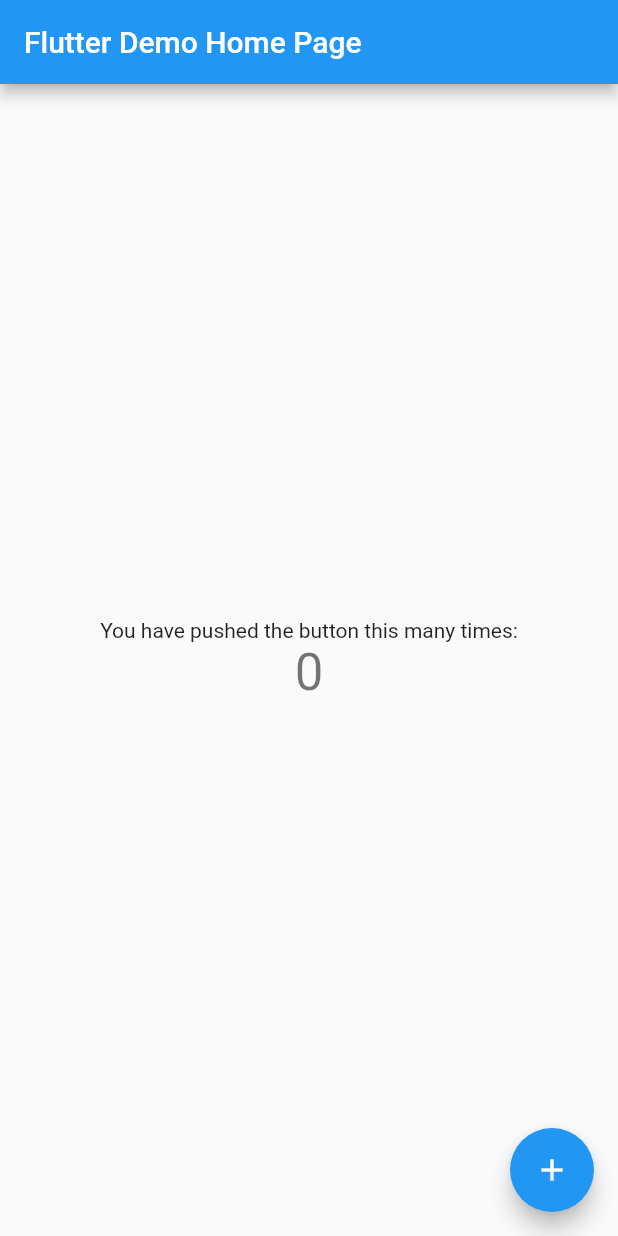
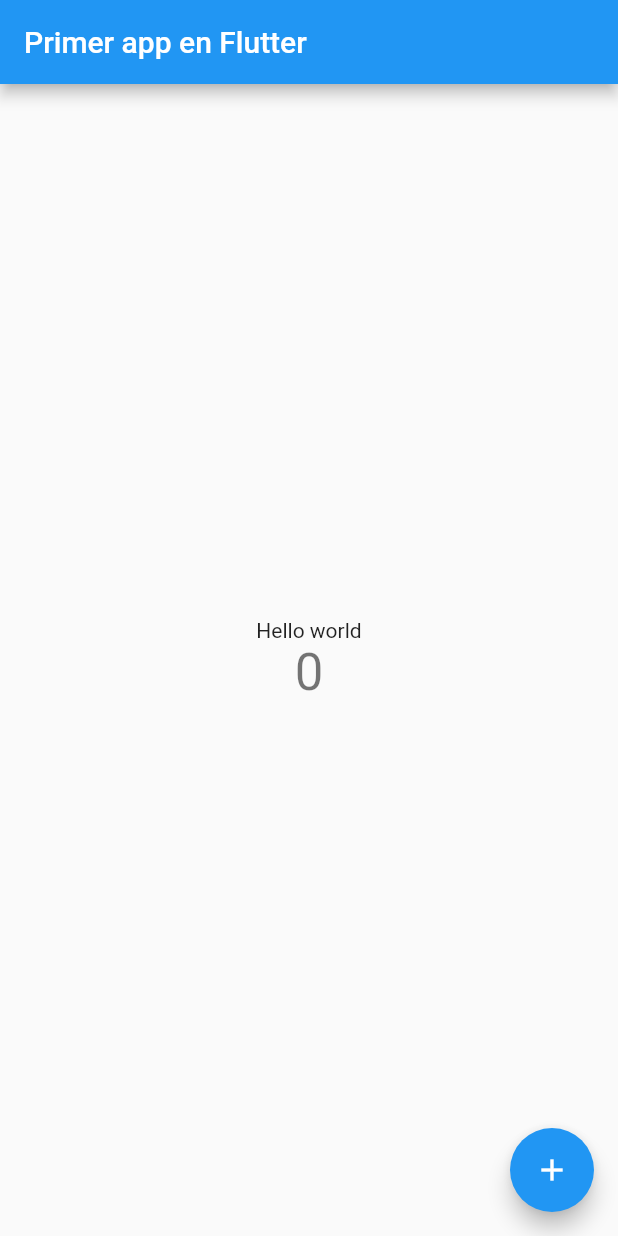
Before and after one commit to matisaffirio96/Flutter_Apps_UDM, a Flutter app: the screen it shows after launch, on a phone screen of 412 x 824 dp. Run offline on Flutter 3.47's test engine with Material 2 defaults, Android fonts, the phone set to English and light mode, and no system bars.

Commit message:
hot_reload

```diff
--- a/Proyecto_VS/primera_app_vs/lib/main.dart
+++ b/Proyecto_VS/primera_app_vs/lib/main.dart
@@ -22,7 +22,7 @@ class MyApp extends StatelessWidget {
         // is not restarted.
         primarySwatch: Colors.blue,
       ),
-      home: MyHomePage(title: 'Flutter Demo Home Page'),
+      home: MyHomePage(title: 'Primer app en Flutter'),
     );
   }
 }
@@ -94,7 +94,7 @@ class _MyHomePageState extends State<MyHomePage> {
           mainAxisAlignment: MainAxisAlignment.center,
           children: <Widget>[
             Text(
-              'You have pushed the button this many times:',
+              'Hello world',
             ),
             Text(
               '$_counter',
```
